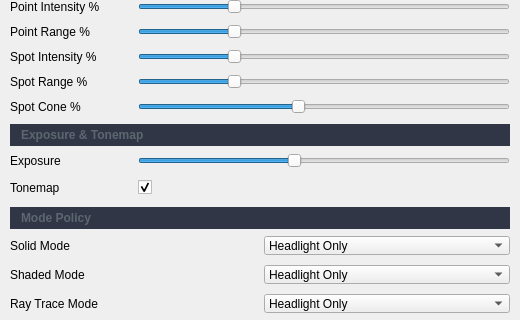
Qt form ApplicationUI/SubWindows/LightingSettingsDialog.ui (dgiannop/IMP-3D) before a commit; both pictures show x 0 to 520 and y 205 to 525 of the 520 by 640 pixel window.
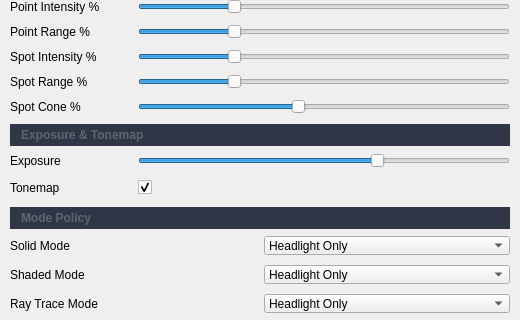
The same form after that commit.

Patch:
```diff
--- a/ApplicationUI/SubWindows/LightingSettingsDialog.ui
+++ b/ApplicationUI/SubWindows/LightingSettingsDialog.ui
@@ -529,7 +529,7 @@
        <item>
         <widget class="QSlider" name="exposureSlider">
          <property name="minimum">
-          <number>0</number>
+          <number>-200</number>
          </property>
          <property name="maximum">
           <number>300</number>
```
Left out of the diff: 93 changed lines with no effect on the pictures.
